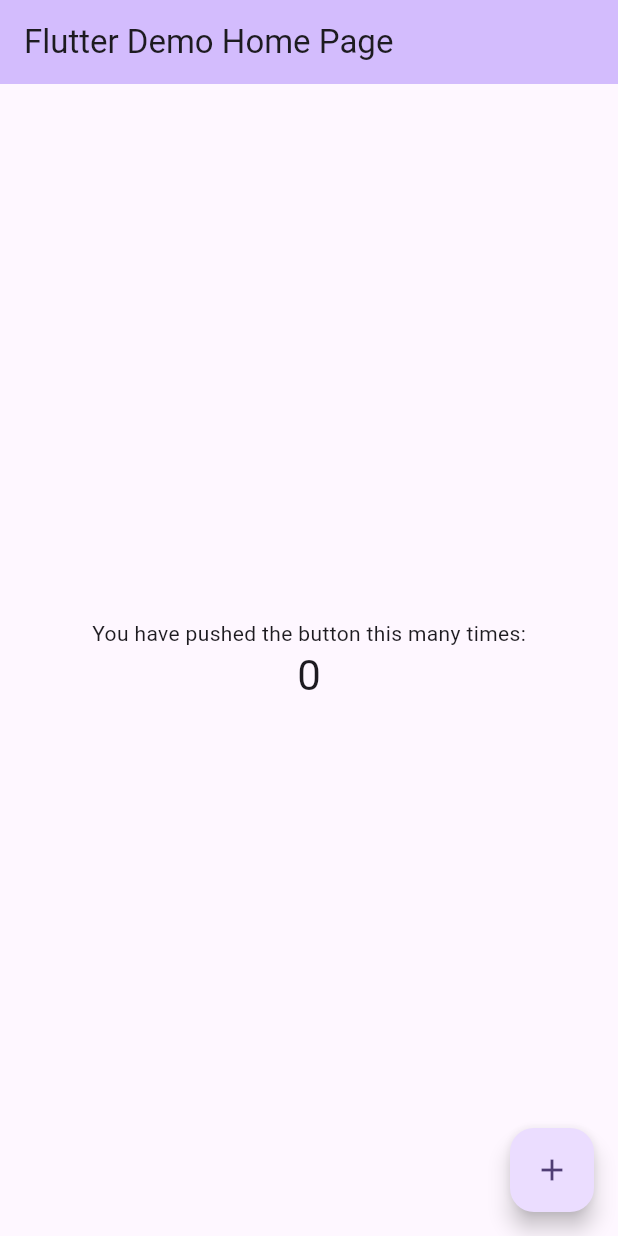
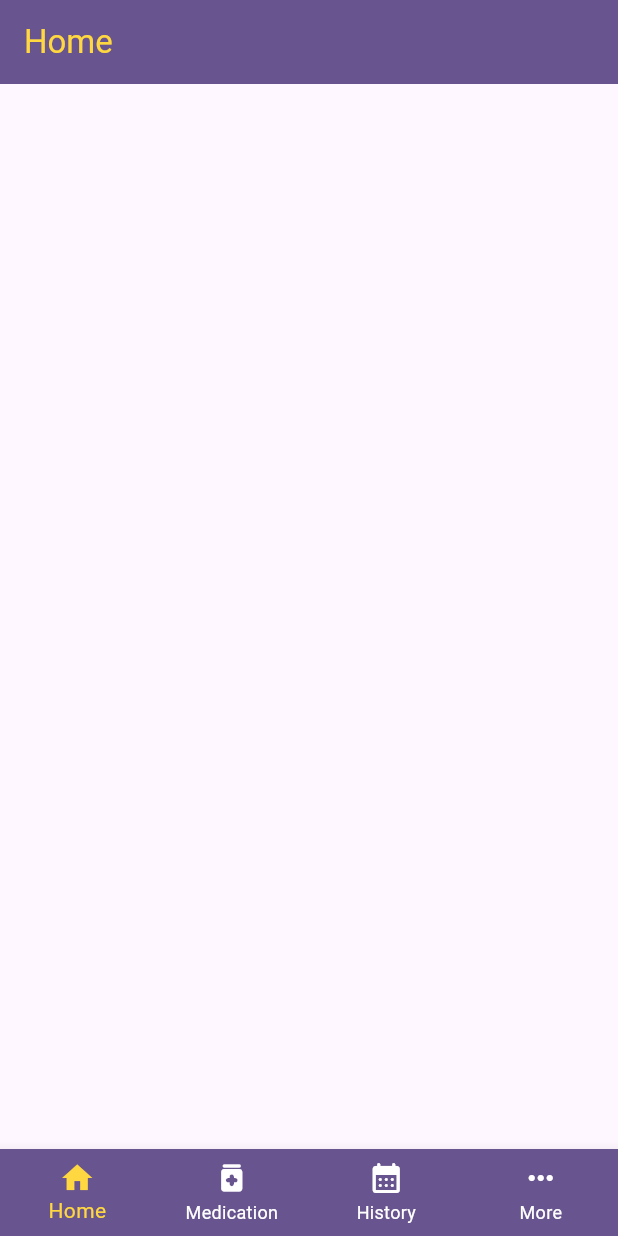
Before and after one commit to Devanand-Sharma/medication-dispenser, a Flutter app: the screen it shows after launch, on a phone screen of 412 x 824 dp. Run offline on Flutter 3.47's test engine with Material 3 defaults, Android fonts, the light colour scheme and no system bars.

Commit message:
Created Bottom Navigation Bar with Screen Templates
Signed-off-by: Keeshigan Pirabaharan <kpirabaharan3@gmail.com>

```diff
--- a/lib/main.dart
+++ b/lib/main.dart
@@ -1,125 +1,28 @@
 import 'package:flutter/material.dart';
 
-void main() {
-  runApp(const MyApp());
-}
+import 'package:medication_app/screens/tabs.dart';
+
+void main() => runApp(const MyApp());
 
 class MyApp extends StatelessWidget {
   const MyApp({super.key});
 
-  // This widget is the root of your application.
   @override
   Widget build(BuildContext context) {
     return MaterialApp(
-      title: 'Flutter Demo',
+      title: 'Medication Tracker',
+      debugShowCheckedModeBanner: false,
       theme: ThemeData(
-        // This is the theme of your application.
-        //
-        // TRY THIS: Try running your application with "flutter run". You'll see
-        // the application has a purple toolbar. Then, without quitting the app,
-        // try changing the seedColor in the colorScheme below to Colors.green
-        // and then invoke "hot reload" (save your changes or press the "hot
-        // reload" button in a Flutter-supported IDE, or press "r" if you used
-        // the command line to start the app).
-        //
-        // Notice that the counter didn't reset back to zero; the application
-        // state is not lost during the reload. To reset the state, use hot
-        // restart instead.
-        //
-        // This works for code too, not just values: Most code changes can be
-        // tested with just a hot reload.
-        colorScheme: ColorScheme.fromSeed(seedColor: Colors.deepPurple),
+        colorScheme:
+            ColorScheme.fromSeed(seedColor: Colors.deepPurple).copyWith(
+          secondary: Colors.amberAccent,
+        ),
         useMaterial3: true,
       ),
-      home: const MyHomePage(title: 'Flutter Demo Home Page'),
+      initialRoute: TabsScreen.routeName,
+      routes: {
+        TabsScreen.routeName: (context) => const TabsScreen(),
+      },
     );
   }
 }
-
-class MyHomePage extends StatefulWidget {
-  const MyHomePage({super.key, required this.title});
-
-  // This widget is the home page of your application. It is stateful, meaning
-  // that it has a State object (defined below) that contains fields that affect
-  // how it looks.
-
-  // This class is the configuration for the state. It holds the values (in this
-  // case the title) provided by the parent (in this case the App widget) and
-  // used by the build method of the State. Fields in a Widget subclass are
-  // always marked "final".
-
-  final String title;
-
-  @override
-  State<MyHomePage> createState() => _MyHomePageState();
-}
-
-class _MyHomePageState extends State<MyHomePage> {
-  int _counter = 0;
-
-  void _incrementCounter() {
-    setState(() {
-      // This call to setState tells the Flutter framework that something has
-      // changed in this State, which causes it to rerun the build method below
-      // so that the display can reflect the updated values. If we changed
-      // _counter without calling setState(), then the build method would not be
-      // called again, and so nothing would appear to happen.
-      _counter++;
-    });
-  }
-
-  @override
-  Widget build(BuildContext context) {
-    // This method is rerun every time setState is called, for instance as done
-    // by the _incrementCounter method above.
-    //
-    // The Flutter framework has been optimized to make rerunning build methods
-    // fast, so that you can just rebuild anything that needs updating rather
-    // than having to individually change instances of widgets.
-    return Scaffold(
-      appBar: AppBar(
-        // TRY THIS: Try changing the color here to a specific color (to
-        // Colors.amber, perhaps?) and trigger a hot reload to see the AppBar
-        // change color while the other colors stay the same.
-        backgroundColor: Theme.of(context).colorScheme.inversePrimary,
-        // Here we take the value from the MyHomePage object that was created by
-        // the App.build method, and use it to set our appbar title.
-        title: Text(widget.title),
-      ),
-      body: Center(
-        // Center is a layout widget. It takes a single child and positions it
-        // in the middle of the parent.
-        child: Column(
-          // Column is also a layout widget. It takes a list of children and
-          // arranges them vertically. By default, it sizes itself to fit its
-          // children horizontally, and tries to be as tall as its parent.
-          //
-          // Column has various properties to control how it sizes itself and
-          // how it positions its children. Here we use mainAxisAlignment to
-          // center the children vertically; the main axis here is the vertical
-          // axis because Columns are vertical (the cross axis would be
-          // horizontal).
-          //
-          // TRY THIS: Invoke "debug painting" (choose the "Toggle Debug Paint"
-          // action in the IDE, or press "p" in the console), to see the
-          // wireframe for each widget.
-          mainAxisAlignment: MainAxisAlignment.center,
-          children: <Widget>[
-            const Text(
-              'You have pushed the button this many times:',
-            ),
-            Text(
-              '$_counter',
-              style: Theme.of(context).textTheme.headlineMedium,
-            ),
-          ],
-        ),
-      ),
-      floatingActionButton: FloatingActionButton(
-        onPressed: _incrementCounter,
-        tooltip: 'Increment',
-        child: const Icon(Icons.add),
-      ), // This trailing comma makes auto-formatting nicer for build methods.
-    );
-  }
-}
--- /dev/null
+++ b/lib/screens/history.dart
@@ -0,0 +1,10 @@
+import 'package:flutter/material.dart';
+
+class HistoryScreen extends StatelessWidget {
+  const HistoryScreen({super.key});
+
+  @override
+  Widget build(BuildContext context) {
+    return Container();
+  }
+}
--- /dev/null
+++ b/lib/screens/home.dart
@@ -0,0 +1,10 @@
+import 'package:flutter/material.dart';
+
+class HomeScreen extends StatelessWidget {
+  const HomeScreen({super.key});
+
+  @override
+  Widget build(BuildContext context) {
+    return Container();
+  }
+}
--- /dev/null
+++ b/lib/screens/medication.dart
@@ -0,0 +1,10 @@
+import 'package:flutter/material.dart';
+
+class MedicationScreen extends StatelessWidget {
+  const MedicationScreen({super.key});
+
+  @override
+  Widget build(BuildContext context) {
+    return Container();
+  }
+}
--- /dev/null
+++ b/lib/screens/more.dart
@@ -0,0 +1,10 @@
+import 'package:flutter/material.dart';
+
+class MoreScreen extends StatelessWidget {
+  const MoreScreen({super.key});
+
+  @override
+  Widget build(BuildContext context) {
+    return Container();
+  }
+}
--- /dev/null
+++ b/lib/screens/tabs.dart
@@ -0,0 +1,101 @@
+import 'package:flutter/material.dart';
+
+import 'package:medication_app/screens/history.dart';
+import 'package:medication_app/screens/home.dart';
+import 'package:medication_app/screens/medication.dart';
+import 'package:medication_app/screens/more.dart';
+
+const pages = [
+  {
+    'page': HomeScreen(),
+    'title': 'Home',
+  },
+  {
+    'page': MedicationScreen(),
+    'title': 'Medication',
+  },
+  {
+    'page': HistoryScreen(),
+    'title': 'History',
+  },
+  {
+    'page': MoreScreen(),
+    'title': 'More',
+  }
+];
+
+class TabsScreen extends StatefulWidget {
+  static const routeName = '/';
+  const TabsScreen({super.key});
+
+  @override
+  State<TabsScreen> createState() => __TabsScreenState();
+}
+
+class __TabsScreenState extends State<TabsScreen> {
+  late List<Map<String, Object>> _pages;
+  int _selectedPageIndex = 0;
+
+  @override
+  void initState() {
+    super.initState();
+    _pages = pages;
+  }
+
+  // ? Might not need this, since parent widget is stateless
+  @override
+  void didUpdateWidget(TabsScreen oldWidget) {
+    super.didUpdateWidget(oldWidget);
+    _pages = pages;
+  }
+
+  void _selectPage(int index) {
+    setState(() {
+      _selectedPageIndex = index;
+    });
+  }
+
+  @override
+  Widget build(BuildContext context) {
+    return Scaffold(
+      appBar: AppBar(
+        backgroundColor: Theme.of(context).colorScheme.primary,
+        title: Text(
+          _pages[_selectedPageIndex]['title'] as String,
+          style: TextStyle(color: Theme.of(context).colorScheme.secondary),
+        ),
+      ),
+      body: _pages[_selectedPageIndex]['page'] as Widget,
+      bottomNavigationBar: BottomNavigationBar(
+        onTap: _selectPage,
+        unselectedItemColor: Colors.white,
+        selectedItemColor: Theme.of(context).colorScheme.secondary,
+        currentIndex: _selectedPageIndex,
+        backgroundColor: Theme.of(context).colorScheme.primary,
+        type: BottomNavigationBarType.fixed,
+        items: [
+          BottomNavigationBarItem(
+            backgroundColor: Theme.of(context).colorScheme.primary,
+            icon: const Icon(Icons.home),
+            label: _pages[0]['title'] as String,
+          ),
+          BottomNavigationBarItem(
+            backgroundColor: Theme.of(context).colorScheme.primary,
+            icon: const Icon(Icons.medication_rounded),
+            label: _pages[1]['title'] as String,
+          ),
+          BottomNavigationBarItem(
+            backgroundColor: Theme.of(context).colorScheme.primary,
+            icon: const Icon(Icons.calendar_month_rounded),
+            label: _pages[2]['title'] as String,
+          ),
+          BottomNavigationBarItem(
+            backgroundColor: Theme.of(context).colorScheme.primary,
+            icon: const Icon(Icons.more_horiz_rounded),
+            label: _pages[3]['title'] as String,
+          ),
+        ],
+      ),
+    );
+  }
+}
```
